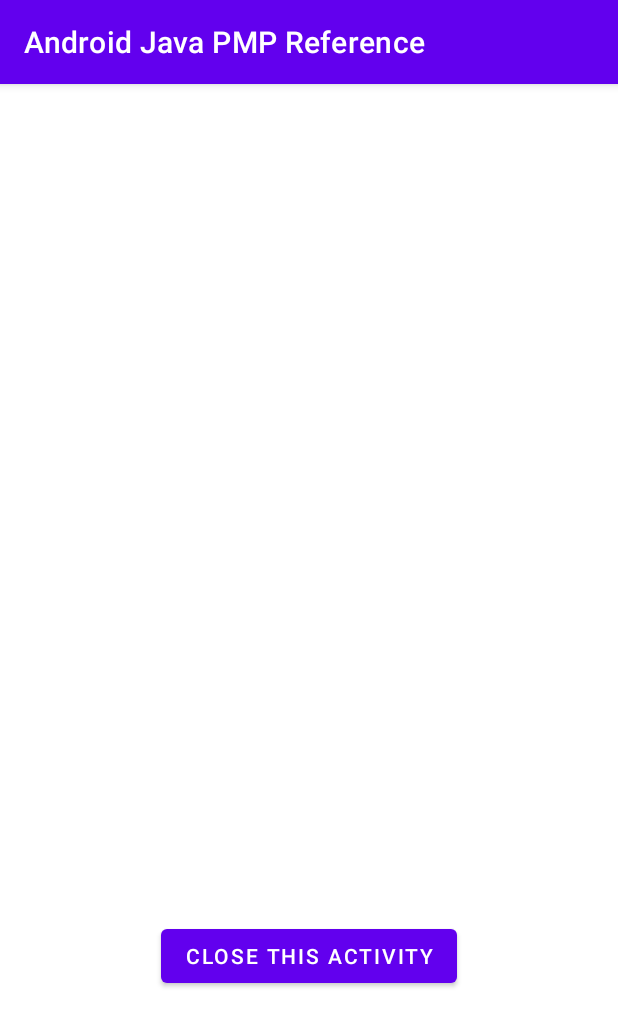
After one commit to matevskial/android-java-pmp-reference, an Android app: the CalledWithIntentActivity screen opened directly, with no data from a screen before it, on a phone screen of 412 x 824 dp. The commit adds this screen. Shown: the top 1027 px of the screen. Run offline under Robolectric (Android 15) with nearby library versions, the phone set to English and light mode, and no system bars.

Commit message:
Write code to demonstrate starting other activities with intents and passing data, from and to called intent

```diff
--- a/app/src/main/AndroidManifest.xml
+++ b/app/src/main/AndroidManifest.xml
@@ -9,7 +9,9 @@
         android:roundIcon="@mipmap/ic_launcher_round"
         android:supportsRtl="true"
         android:theme="@style/Theme.AndroidJavaPMPReference">
-        <activity android:name=".RecyclerViewExampleActivity"></activity>
+        <activity android:name=".CalledWithIntentActivity"></activity>
+        <activity android:name=".IntentExampleActivity" />
+        <activity android:name=".RecyclerViewExampleActivity" />
         <activity android:name=".ListViewExampleActivity" />
         <activity android:name=".ConstraintExampleActivity" />
         <activity android:name=".MainActivity">
--- /dev/null
+++ b/app/src/main/java/com/matevskial/androidjavapmpreference/CalledWithIntentActivity.java
@@ -0,0 +1,33 @@
+package com.matevskial.androidjavapmpreference;
+
+import androidx.appcompat.app.AppCompatActivity;
+
+import android.content.Intent;
+import android.os.Bundle;
+import android.widget.Button;
+import android.widget.TextView;
+
+public class CalledWithIntentActivity extends AppCompatActivity {
+    private TextView dataTextView1;
+    private TextView dataTextView2;
+    private Button closeActivityButton;
+
+    @Override
+    protected void onCreate(Bundle savedInstanceState) {
+        super.onCreate(savedInstanceState);
+        setContentView(R.layout.activity_called_with_intent);
+        dataTextView1 = findViewById(R.id.dataTextView1);
+        dataTextView2 = findViewById(R.id.dataTextView2);
+        closeActivityButton = findViewById(R.id.closeActivityButton);
+
+        Intent intent = getIntent();
+        dataTextView1.setText(intent.getStringExtra("data1"));
+        dataTextView2.setText(intent.getStringExtra("data2"));
+
+        closeActivityButton.setOnClickListener(v -> {
+            intent.putExtra("returnedData", "some returned data");
+            setResult(RESULT_OK, intent);
+            finish();
+        });
+    }
+}
--- /dev/null
+++ b/app/src/main/res/layout/activity_called_with_intent.xml
@@ -0,0 +1,36 @@
+<?xml version="1.0" encoding="utf-8"?>
+<androidx.constraintlayout.widget.ConstraintLayout xmlns:android="http://schemas.android.com/apk/res/android"
+    xmlns:app="http://schemas.android.com/apk/res-auto"
+    xmlns:tools="http://schemas.android.com/tools"
+    android:layout_width="match_parent"
+    android:layout_height="match_parent"
+    tools:context=".CalledWithIntentActivity">
+
+    <TextView
+        android:id="@+id/dataTextView1"
+        android:layout_width="wrap_content"
+        android:layout_height="wrap_content"
+        app:layout_constraintBottom_toBottomOf="parent"
+        app:layout_constraintEnd_toStartOf="@+id/dataTextView2"
+        app:layout_constraintStart_toStartOf="parent"
+        app:layout_constraintTop_toTopOf="parent" />
+
+    <TextView
+        android:id="@+id/dataTextView2"
+        android:layout_width="wrap_content"
+        android:layout_height="wrap_content"
+        android:layout_marginEnd="124dp"
+        app:layout_constraintBottom_toBottomOf="parent"
+        app:layout_constraintEnd_toEndOf="parent"
+        app:layout_constraintTop_toTopOf="parent" />
+
+    <Button
+        android:id="@+id/closeActivityButton"
+        android:layout_width="wrap_content"
+        android:layout_height="wrap_content"
+        android:text="@string/closeActivityButton"
+        app:layout_constraintBottom_toBottomOf="parent"
+        app:layout_constraintEnd_toEndOf="parent"
+        app:layout_constraintStart_toStartOf="parent"
+        app:layout_constraintTop_toBottomOf="@+id/dataTextView2" />
+</androidx.constraintlayout.widget.ConstraintLayout>
--- a/app/src/main/res/layout/activity_main.xml
+++ b/app/src/main/res/layout/activity_main.xml
@@ -40,6 +40,12 @@
                 android:layout_width="match_parent"
                 android:layout_height="wrap_content"
                 android:text="@string/recyclerViewExampleButton" />
+
+            <Button
+                android:id="@+id/intentExampleButton"
+                android:layout_width="match_parent"
+                android:layout_height="wrap_content"
+                android:text="@string/intentExampleButton" />
         </LinearLayout>
     </ScrollView>
 </LinearLayout>
--- a/app/src/main/res/values/strings.xml
+++ b/app/src/main/res/values/strings.xml
@@ -6,4 +6,7 @@
     <string name="mainActivityTextView">Main activity</string>
     <string name="listViewExampleButton">ListView example activity</string>
     <string name="recyclerViewExampleButton">RecyclerView example activity</string>
+    <string name="intentExampleButton">Intent example activity</string>
+    <string name="startActivityButton">Start other activity with extra data</string>
+    <string name="closeActivityButton">Close this activity</string>
 </resources>
```
Also changed, not shown: app/src/main/java/com/matevskial/androidjavapmpreference/IntentExampleActivity.java (added, +37 -0 lines), app/src/main/java/com/matevskial/androidjavapmpreference/MainActivity.java (+7 -0 lines), app/src/main/res/layout/activity_intent_example.xml (added, +18 -0 lines).
